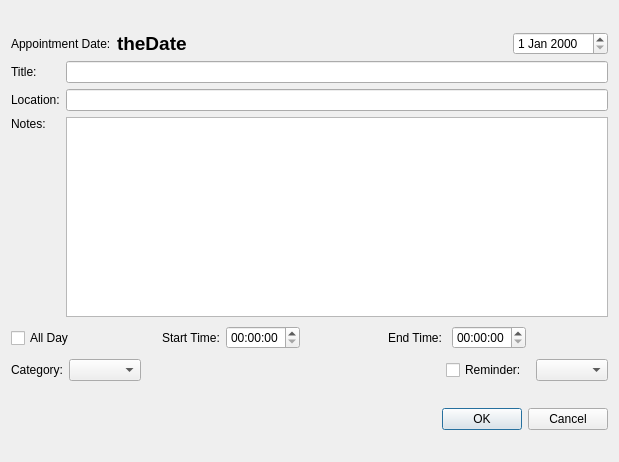
Before: the Qt Designer form src/dialogappointment.ui in lxqt/organizer, drawn with Qt 5.
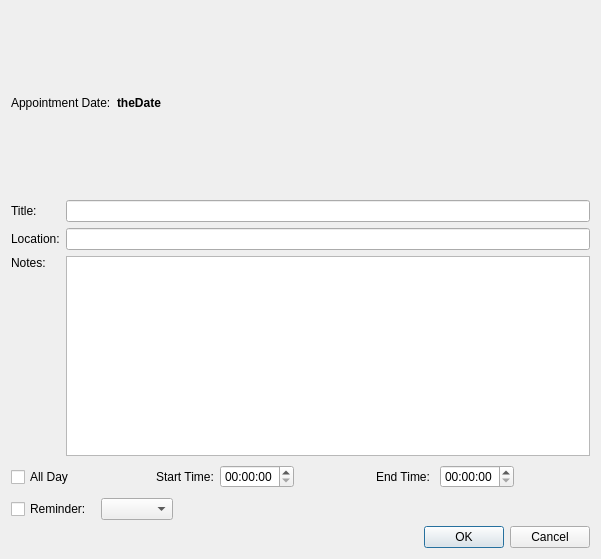
After: the same form once the commit is applied.

What changed in the file:
```diff
--- a/src/dialogappointment.ui
+++ b/src/dialogappointment.ui
@@ -6,8 +6,8 @@
    <rect>
     <x>0</x>
     <y>0</y>
-    <width>619</width>
-    <height>462</height>
+    <width>601</width>
+    <height>559</height>
    </rect>
   </property>
   <property name="windowTitle">
@@ -29,7 +29,6 @@
         <widget class="QLabel" name="labelDateDisplay">
          <property name="font">
           <font>
-           <pointsize>14</pointsize>
            <weight>75</weight>
            <bold>true</bold>
           </font>
@@ -52,9 +51,6 @@
          </property>
         </spacer>
        </item>
-       <item>
-        <widget class="QDateEdit" name="dateEditAppointmentDate"/>
-       </item>
       </layout>
      </item>
      <item>
@@ -193,29 +189,6 @@
      </item>
      <item>
       <layout class="QHBoxLayout" name="horizontalLayout_3">
-       <item>
-        <widget class="QLabel" name="labelCategory">
-         <property name="text">
-          <string>Category:</string>
-         </property>
-        </widget>
-       </item>
-       <item>
-        <widget class="QComboBox" name="comboBoxCategory"/>
-       </item>
-       <item>
-        <spacer name="horizontalSpacer_8">
-         <property name="orientation">
-          <enum>Qt::Horizontal</enum>
-         </property>
-         <property name="sizeHint" stdset="0">
-          <size>
-           <width>40</width>
-           <height>20</height>
-          </size>
-         </property>
-        </spacer>
-       </item>
        <item>
         <widget class="QCheckBox" name="checkBoxReminder">
          <property name="text">
@@ -226,6 +199,19 @@
        <item>
         <widget class="QComboBox" name="comboBoxReminder"/>
        </item>
+       <item>
+        <spacer name="horizontalSpacer_8">
+         <property name="orientation">
+          <enum>Qt::Horizontal</enum>
+         </property>
+         <property name="sizeHint" stdset="0">
+          <size>
+           <width>40</width>
+           <height>20</height>
+          </size>
+         </property>
+        </spacer>
+       </item>
       </layout>
      </item>
     </layout>
```
Left out of the diff: 4 changed lines with no effect on the pictures.
